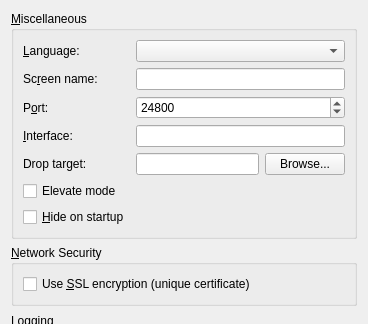
Above: src/gui/res/SettingsDialogBase.ui from sebgregoire/synergy before the change; both pictures show x 0 to 368 and y 0 to 324 of the 368 by 473 pixel window. Below: the same form after it.
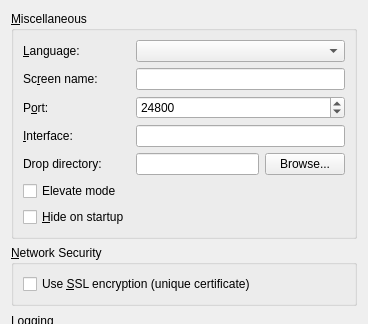
That is the form after the change.

Commit message: Rename drop target to drop directory #4988

Patch:
```diff
--- a/src/gui/res/SettingsDialogBase.ui
+++ b/src/gui/res/SettingsDialogBase.ui
@@ -155,7 +155,7 @@
       <item row="4" column="0">
        <widget class="QLabel" name="m_pLabelDropTarget">
         <property name="text">
-         <string>Drop target:</string>
+         <string>Drop directory:</string>
         </property>
        </widget>
       </item>
```
Left out of the diff: 6 changed lines with no effect on the pictures. The commit also changes 4 other files.
